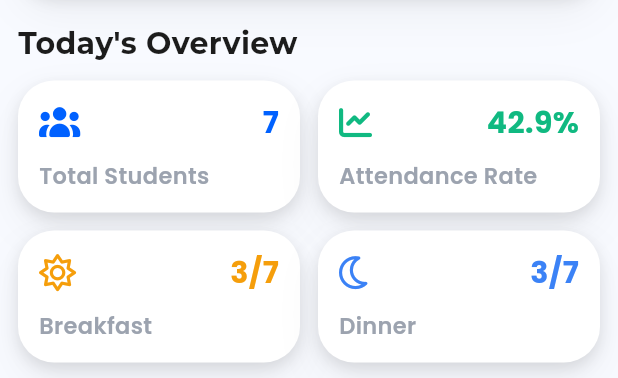
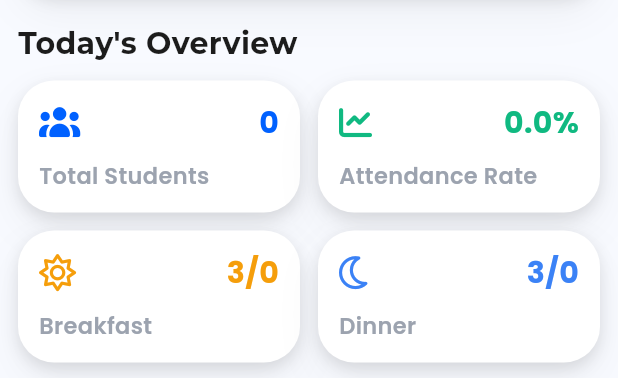
Before and after one commit to Muhammad-Umair-Gujjar/mess_management_system, a Flutter app: the StaffOverviewPage widget shown alone on an empty page, opened directly, on a phone screen of 412 x 824 dp. Shown: the part 185-563 px from the top of the screen. Run offline on Flutter 3.47's test engine with Material 3 defaults, Android fonts, the phone set to English and light mode, and no system bars; drawn by our look-alikes of flutter_animate; our stand-ins replace cloud_firestore, firebase_auth, firebase_core, font_awesome_flutter, get, glassmorphism and 2 more; accounts and stored records are empty; network calls fail.

Commit message:
staff student set

```diff
--- /dev/null
+++ b/lib/app/modules/staff/controllers/staff_student_controller.dart
@@ -0,0 +1,157 @@
+import 'package:get/get.dart';
+import 'package:cloud_firestore/cloud_firestore.dart';
+import '../../../data/services/user_service.dart';
+import '../../../data/models/auth_models.dart';
+import '../../../../core/utils/toast_message.dart';
+
+/// Controller for managing student data in staff module
+class StaffStudentController extends GetxController {
+  // User service for real data
+  final UserService _userService = Get.find<UserService>();
+  final FirebaseFirestore _firestore = FirebaseFirestore.instance;
+
+  // Observable lists
+  final RxList<AppUser> allStudents = <AppUser>[].obs;
+  final RxList<AppUser> filteredStudents = <AppUser>[].obs;
+  final RxMap<String, Map<String, dynamic>> studentDetails =
+      RxMap<String, Map<String, dynamic>>();
+  final RxBool isLoading = false.obs;
+  final RxString searchQuery = ''.obs;
+  final RxString statusFilter = 'All'.obs;
+
+  @override
+  void onInit() {
+    super.onInit();
+    loadStudents();
+  }
+
+  /// Load real student data from Firebase
+  Future<void> loadStudents() async {
+    try {
+      isLoading.value = true;
+      print('🔍 StaffStudentController: Loading students from Firebase...');
+
+      // Get all users and filter students
+      final users = await _userService.getAllUsers();
+      final students = users
+          .where((user) => user.role == UserRole.student)
+          .toList();
+
+      allStudents.value = students;
+      filteredStudents.value = students;
+
+      // Load student details from students collection
+      await _loadStudentDetails(students);
+
+      print('✅ StaffStudentController: Loaded ${students.length} students');
+    } catch (e) {
+      print('❌ StaffStudentController: Error loading students: $e');
+      ToastMessage.error('Failed to load students: $e');
+    } finally {
+      isLoading.value = false;
+    }
+  }
+
+  /// Load student details from students collection
+  Future<void> _loadStudentDetails(List<AppUser> students) async {
+    try {
+      final QuerySnapshot studentSnapshot = await _firestore
+          .collection('students')
+          .get();
+
+      final Map<String, Map<String, dynamic>> details = {};
+
+      for (final doc in studentSnapshot.docs) {
+        final data = doc.data() as Map<String, dynamic>;
+        final uid = data['uid'] as String?;
+        if (uid != null) {
+          details[uid] = {
+            'rollNumber': data['rollNumber'] ?? 'N/A',
+            'roomNumber': data['roomNumber'] ?? 'N/A',
+          };
+        }
+      }
+
+      studentDetails.value = details;
+      print(
+        '✅ StaffStudentController: Loaded details for ${details.length} students',
+      );
+    } catch (e) {
+      print('❌ StaffStudentController: Error loading student details: $e');
+    }
+  }
+
+  /// Search and filter students
+  void filterStudents(String query) {
+    searchQuery.value = query;
+    _applyFilters();
+  }
+
+  /// Filter students by status
+  void filterByStatus(String status) {
+    statusFilter.value = status;
+    _applyFilters();
+  }
+
+  /// Apply search and status filters
+  void _applyFilters() {
+    var filtered = allStudents.toList();
+
+    // Apply search filter
+    if (searchQuery.value.isNotEmpty) {
+      filtered = filtered.where((student) {
+        final name = student.fullName.toLowerCase();
+        final email = student.email.toLowerCase();
+        final query = searchQuery.value.toLowerCase();
+        return name.contains(query) || email.contains(query);
+      }).toList();
+    }
+
+    // Apply status filter
+    if (statusFilter.value != 'All') {
+      if (statusFilter.value == 'Active') {
+        filtered = filtered
+            .where((student) => student.status == UserStatus.active)
+            .toList();
+      } else if (statusFilter.value == 'Pending') {
+        filtered = filtered
+            .where((student) => student.status == UserStatus.pending)
+            .toList();
+      }
+    }
+
+    filteredStudents.value = filtered;
+  }
+
+  /// Convert AppUser to Map format for compatibility with existing UI components
+  List<Map<String, dynamic>> get studentsAsMap {
+    return filteredStudents.map((student) {
+      final details = studentDetails[student.uid] ?? {};
+      return {
+        'id': details['rollNumber'] ?? 'N/A',
+        'name': student.fullName,
+        'email': student.email,
+        'room': details['roomNumber'] ?? 'N/A',
+        'isApproved': student.status == UserStatus.active,
+      };
+    }).toList();
+  }
+
+  /// Get total student count
+  int get totalStudentCount => allStudents.length;
+
+  /// Get active student count
+  int get activeStudentCount => allStudents
+      .where((student) => student.status == UserStatus.active)
+      .length;
+
+  /// Get pending student count
+  int get pendingStudentCount => allStudents
+      .where((student) => student.status == UserStatus.pending)
+      .length;
+
+  /// Refresh student data
+  Future<void> refreshStudents() async {
+    await loadStudents();
+  }
+}
--- a/lib/app/modules/staff/pages/staff_overviewPage/components/today_stats_section.dart
+++ b/lib/app/modules/staff/pages/staff_overviewPage/components/today_stats_section.dart
@@ -6,6 +6,7 @@ import '../../../../../../core/constants/app_colors.dart';
 import '../../../../../../core/theme/app_theme.dart';
 import '../../../../../../core/utils/responsive_helper.dart';
 import '../../../staff_controller.dart';
+import '../../../controllers/staff_student_controller.dart';
 import 'stat_card.dart';
 
 class TodayStatsSection extends StatelessWidget {
@@ -15,6 +16,8 @@ class TodayStatsSection extends StatelessWidget {
 
   @override
   Widget build(BuildContext context) {
+    final studentController = Get.find<StaffStudentController>();
+
     return Column(
       crossAxisAlignment: CrossAxisAlignment.start,
       children: [
@@ -24,13 +27,14 @@ class TodayStatsSection extends StatelessWidget {
         ),
         SizedBox(height: ResponsiveHelper.getSpacing(context, 'medium')),
 
-        ResponsiveHelper.isDesktop(Get.context!)
+        Obx(
+          () => ResponsiveHelper.isDesktop(Get.context!)
               ? Row(
                   children: [
                     Expanded(
                       child: StatCard(
                         title: 'Total Students',
-                      value: '${todayStats['totalStudents']}',
+                        value: '${studentController.totalStudentCount}',
                         icon: FontAwesomeIcons.users,
                         color: AppColors.primary,
                       ),
@@ -42,7 +46,7 @@ class TodayStatsSection extends StatelessWidget {
                       child: StatCard(
                         title: 'Breakfast Attendance',
                         value:
-                          '${todayStats['breakfastPresent']}/${todayStats['totalStudents']}',
+                            '${todayStats['breakfastPresent']}/${studentController.activeStudentCount}',
                         icon: FontAwesomeIcons.sun,
                         color: AppColors.warning,
                       ),
@@ -54,7 +58,7 @@ class TodayStatsSection extends StatelessWidget {
                       child: StatCard(
                         title: 'Dinner Attendance',
                         value:
-                          '${todayStats['dinnerPresent']}/${todayStats['totalStudents']}',
+                            '${todayStats['dinnerPresent']}/${studentController.activeStudentCount}',
                         icon: FontAwesomeIcons.moon,
                         color: AppColors.info,
                       ),
@@ -65,8 +69,9 @@ class TodayStatsSection extends StatelessWidget {
                     Expanded(
                       child: StatCard(
                         title: 'Attendance Rate',
-                      value:
-                          '${((todayStats['breakfastPresent'] + todayStats['dinnerPresent']) / (todayStats['totalStudents'] * 2) * 100).toStringAsFixed(1)}%',
+                        value: studentController.activeStudentCount > 0
+                            ? '${((todayStats['breakfastPresent'] + todayStats['dinnerPresent']) / (studentController.activeStudentCount * 2) * 100).toStringAsFixed(1)}%'
+                            : '0.0%',
                         icon: FontAwesomeIcons.chartLine,
                         color: AppColors.success,
                       ),
@@ -80,7 +85,7 @@ class TodayStatsSection extends StatelessWidget {
                         Expanded(
                           child: StatCard(
                             title: 'Total Students',
-                          value: '${todayStats['totalStudents']}',
+                            value: '${studentController.totalStudentCount}',
                             icon: FontAwesomeIcons.users,
                             color: AppColors.primary,
                           ),
@@ -91,8 +96,9 @@ class TodayStatsSection extends StatelessWidget {
                         Expanded(
                           child: StatCard(
                             title: 'Attendance Rate',
-                          value:
-                              '${((todayStats['breakfastPresent'] + todayStats['dinnerPresent']) / (todayStats['totalStudents'] * 2) * 100).toStringAsFixed(1)}%',
+                            value: studentController.activeStudentCount > 0
+                                ? '${((todayStats['breakfastPresent'] + todayStats['dinnerPresent']) / (studentController.activeStudentCount * 2) * 100).toStringAsFixed(1)}%'
+                                : '0.0%',
                             icon: FontAwesomeIcons.chartLine,
                             color: AppColors.success,
                           ),
@@ -108,7 +114,7 @@ class TodayStatsSection extends StatelessWidget {
                           child: StatCard(
                             title: 'Breakfast',
                             value:
-                              '${todayStats['breakfastPresent']}/${todayStats['totalStudents']}',
+                                '${todayStats['breakfastPresent']}/${studentController.activeStudentCount}',
                             icon: FontAwesomeIcons.sun,
                             color: AppColors.warning,
                           ),
@@ -120,7 +126,7 @@ class TodayStatsSection extends StatelessWidget {
                           child: StatCard(
                             title: 'Dinner',
                             value:
-                              '${todayStats['dinnerPresent']}/${todayStats['totalStudents']}',
+                                '${todayStats['dinnerPresent']}/${studentController.activeStudentCount}',
                             icon: FontAwesomeIcons.moon,
                             color: AppColors.info,
                           ),
@@ -129,6 +135,7 @@ class TodayStatsSection extends StatelessWidget {
                     ),
                   ],
                 ),
+        ),
       ],
     );
   }
--- a/lib/app/modules/staff/pages/staff_overviewPage/staff_overview_page.dart
+++ b/lib/app/modules/staff/pages/staff_overviewPage/staff_overview_page.dart
@@ -3,6 +3,7 @@ import 'package:get/get.dart';
 
 import '../../../../../core/utils/responsive_helper.dart';
 import '../../staff_controller.dart';
+import '../../controllers/staff_student_controller.dart';
 import 'components/welcome_section.dart';
 import 'components/today_stats_section.dart';
 import 'components/quick_actions_section.dart';
@@ -15,9 +16,23 @@ class StaffOverviewPage extends StatelessWidget {
   Widget build(BuildContext context) {
     return GetBuilder<StaffController>(
       builder: (controller) {
+        return Obx(() {
+          final studentController = Get.find<StaffStudentController>();
+
+          // Show loading indicator if data is still loading
+          if (studentController.isLoading.value) {
+            return const Center(child: CircularProgressIndicator());
+          }
+
           final todayStats = controller.getTodayStats();
 
-        return SingleChildScrollView(
+          return RefreshIndicator(
+            onRefresh: () async {
+              await studentController.refreshStudents();
+              controller.loadStaffData();
+            },
+            child: SingleChildScrollView(
+              physics: const AlwaysScrollableScrollPhysics(),
               padding: EdgeInsets.all(
                 ResponsiveHelper.getSpacing(context, 'medium'),
               ),
@@ -27,23 +42,31 @@ class StaffOverviewPage extends StatelessWidget {
                   // Welcome Section
                   const WelcomeSection(),
 
-              SizedBox(height: ResponsiveHelper.getSpacing(context, 'large')),
+                  SizedBox(
+                    height: ResponsiveHelper.getSpacing(context, 'large'),
+                  ),
 
                   // Today's Statistics Cards
                   TodayStatsSection(todayStats: todayStats),
 
-              SizedBox(height: ResponsiveHelper.getSpacing(context, 'xlarge')),
+                  SizedBox(
+                    height: ResponsiveHelper.getSpacing(context, 'xlarge'),
+                  ),
 
                   // Quick Actions
                   QuickActionsSection(controller: controller),
 
-              SizedBox(height: ResponsiveHelper.getSpacing(context, 'xlarge')),
+                  SizedBox(
+                    height: ResponsiveHelper.getSpacing(context, 'xlarge'),
+                  ),
 
                   // Recent Activity
                   RecentActivitySection(todayStats: todayStats),
                 ],
               ),
+            ),
           );
+        });
       },
     );
   }
--- a/lib/app/modules/staff/staff_controller.dart
+++ b/lib/app/modules/staff/staff_controller.dart
@@ -6,7 +6,10 @@ import '../../../core/utils/toast_message.dart';
 import '../../data/models/attendance.dart';
 import '../../data/models/menu.dart';
 import '../../data/services/dummy_data_service.dart';
+import '../../data/services/user_service.dart';
+import '../../data/models/auth_models.dart';
 import '../../widgets/dashboard_navigation.dart';
+import 'controllers/staff_student_controller.dart';
 
 class StaffController extends GetxController {
   // Observable properties
@@ -48,89 +51,36 @@ class StaffController extends GetxController {
     // ),
   ];
 
+  // User service for real data
+  final UserService _userService = Get.find<UserService>();
+
+  // Student controller for managing student data
+  late StaffStudentController _studentController;
+
   @override
   void onInit() {
     super.onInit();
+    // Initialize student controller
+    _studentController = Get.put(StaffStudentController());
     loadStaffData();
   }
 
-  void loadStaffData() {
+  void loadStaffData() async {
     isLoading.value = true;
 
-    // Load all students - using dummy data as maps
-    allStudents.value = [
-      {
-        'id': 'S001',
-        'name': 'Ali Ahmed',
-        'room': 'B-101',
-        'email': 'ali@university.edu',
-        'isApproved': true,
-      },
-      {
-        'id': 'S002',
-        'name': 'Sara Khan',
-        'room': 'A-205',
-        'email': 'sara@university.edu',
-        'isApproved': true,
-      },
-      {
-        'id': 'S003',
-        'name': 'Ahmed Hassan',
-        'room': 'C-304',
-        'email': 'ahmed@university.edu',
-        'isApproved': true,
-      },
-      {
-        'id': 'S004',
-        'name': 'Fatima Ali',
-        'room': 'B-203',
-        'email': 'fatima@university.edu',
-        'isApproved': false,
-      },
-      {
-        'id': 'S005',
-        'name': 'Omar Abdullah',
-        'room': 'A-156',
-        'email': 'omar@university.edu',
-        'isApproved': true,
-      },
-      {
-        'id': 'S006',
-        'name': 'Maryam Saleh',
-        'room': 'C-409',
-        'email': 'maryam@university.edu',
-        'isApproved': true,
-      },
-      {
-        'id': 'S007',
-        'name': 'Hassan Mohammad',
-        'room': 'B-302',
-        'email': 'hassan@university.edu',
-        'isApproved': true,
-      },
-      {
-        'id': 'S008',
-        'name': 'Noor Fatima',
-        'room': 'A-178',
-        'email': 'noor@university.edu',
-        'isApproved': false,
-      },
-      {
-        'id': 'S009',
-        'name': 'Yusuf Ibrahim',
-        'room': 'C-255',
-        'email': 'yusuf@university.edu',
-        'isApproved': true,
-      },
-      {
-        'id': 'S010',
-        'name': 'Aisha Mahmood',
-        'room': 'B-447',
-        'email': 'aisha@university.edu',
-        'isApproved': false,
-      },
-    ];
-    filteredStudents.value = allStudents.toList();
+    // Load real student data from Firebase via student controller
+    await _studentController.loadStudents();
+
+    // Update filtered students to use real data
+    ever(_studentController.filteredStudents, (students) {
+      // Convert AppUser objects to Map format for UI compatibility
+      filteredStudents.value = _studentController.studentsAsMap;
+      allStudents.value = _studentController.studentsAsMap;
+    });
+
+    // Initial load
+    filteredStudents.value = _studentController.studentsAsMap;
+    allStudents.value = _studentController.studentsAsMap;
 
     // Load attendance records
     attendanceList.value = DummyDataService.getAttendance();
@@ -153,31 +103,21 @@ class StaffController extends GetxController {
   // Search and filter methods
   void filterStudents(String query) {
     searchQuery.value = query;
-    _applyFilters();
+    _studentController.filterStudents(query);
+    filteredStudents.value = _studentController.studentsAsMap;
   }
 
   void filterByStatus(String status) {
     statusFilter.value = status;
-    _applyFilters();
+    _studentController.filterByStatus(status);
+    filteredStudents.value = _studentController.studentsAsMap;
   }
 
   void _applyFilters() {
-    var filtered = allStudents.toList();
-
-    // Apply search filter
-    if (searchQuery.value.isNotEmpty) {
-      filtered = filtered.where((student) {
-        final name = student['name'].toString().toLowerCase();
-        final id = student['id'].toString().toLowerCase();
-        final query = searchQuery.value.toLowerCase();
-        return name.contains(query) || id.contains(query);
-      }).toList();
-    }
-
-    // Apply status filter (if needed for attendance status)
-    // This can be expanded based on attendance marking requirements
-
-    filteredStudents.value = filtered;
+    // Delegate to student controller
+    _studentController.filterStudents(searchQuery.value);
+    _studentController.filterByStatus(statusFilter.value);
+    filteredStudents.value = _studentController.studentsAsMap;
   }
 
   // Attendance management methods
@@ -281,9 +221,8 @@ class StaffController extends GetxController {
         )
         .toList();
 
-    final totalStudents = allStudents
-        .where((s) => s['isApproved'] == true)
-        .length;
+    // Use real student data from student controller
+    final totalStudents = _studentController.activeStudentCount;
     final breakfastPresent = todayAttendance
         .where((a) => a.mealType == MealType.breakfast && a.isPresent)
         .length;
@@ -298,11 +237,9 @@ class StaffController extends GetxController {
       'breakfastAbsent': totalStudents - breakfastPresent,
       'dinnerAbsent': totalStudents - dinnerPresent,
       'breakfastAttendanceRate': totalStudents > 0
-          ? (breakfastPresent /  100 )
+          ? (breakfastPresent / 100)
           : 0.0,
-      'dinnerAttendanceRate': totalStudents > 0
-          ? (dinnerPresent /  100 )
-          : 0.0,
+      'dinnerAttendanceRate': totalStudents > 0 ? (dinnerPresent / 100) : 0.0,
     };
   }
 
@@ -317,9 +254,7 @@ class StaffController extends GetxController {
         )
         .toList();
 
-    final totalStudents = allStudents
-        .where((s) => s['isApproved'] == true)
-        .length;
+    final totalStudents = _studentController.activeStudentCount;
     final totalPossibleMeals = totalStudents * 7 * 2; // 7 days, 2 meals per day
     final totalPresent = weeklyAttendance.where((a) => a.isPresent).length;
 
@@ -328,7 +263,7 @@ class StaffController extends GetxController {
       'totalPresent': totalPresent,
       'totalAbsent': totalPossibleMeals - totalPresent,
       'weeklyAttendanceRate': totalPossibleMeals > 0
-          ? (totalPresent /  100 )
+          ? (totalPresent / 100)
           : 0.0,
     };
   }
@@ -351,22 +286,29 @@ class StaffController extends GetxController {
           .toList();
 
       final present = dayAttendance.where((a) => a.isPresent).length;
-      final totalPossible =
-          allStudents.where((s) => s['isApproved'] == true).length * 2;
+      final totalPossible = _studentController.activeStudentCount * 2;
 
       return {
         'date': day,
         'present': present,
         'total': totalPossible,
-        'percentage': totalPossible > 0 ? (present /  100 ) : 0.0,
+        'percentage': totalPossible > 0 ? (present / 100) : 0.0,
       };
     }).toList();
   }
 
   // Student management methods
   List<dynamic> getPendingApprovals() {
-    return allStudents
-        .where((student) => student['isApproved'] != true)
+    return _studentController.allStudents
+        .where((student) => student.status == UserStatus.pending)
+        .map(
+          (student) => {
+            'id': student.uid,
+            'name': student.fullName,
+            'email': student.email,
+            'isApproved': false,
+          },
+        )
         .toList();
   }
 
```
Also changed, not shown: lib/app/modules/staff/pages/student_report/components/active_students_tab.dart (+9 -3 lines). Lines whose indentation alone changed are shown as unchanged.
